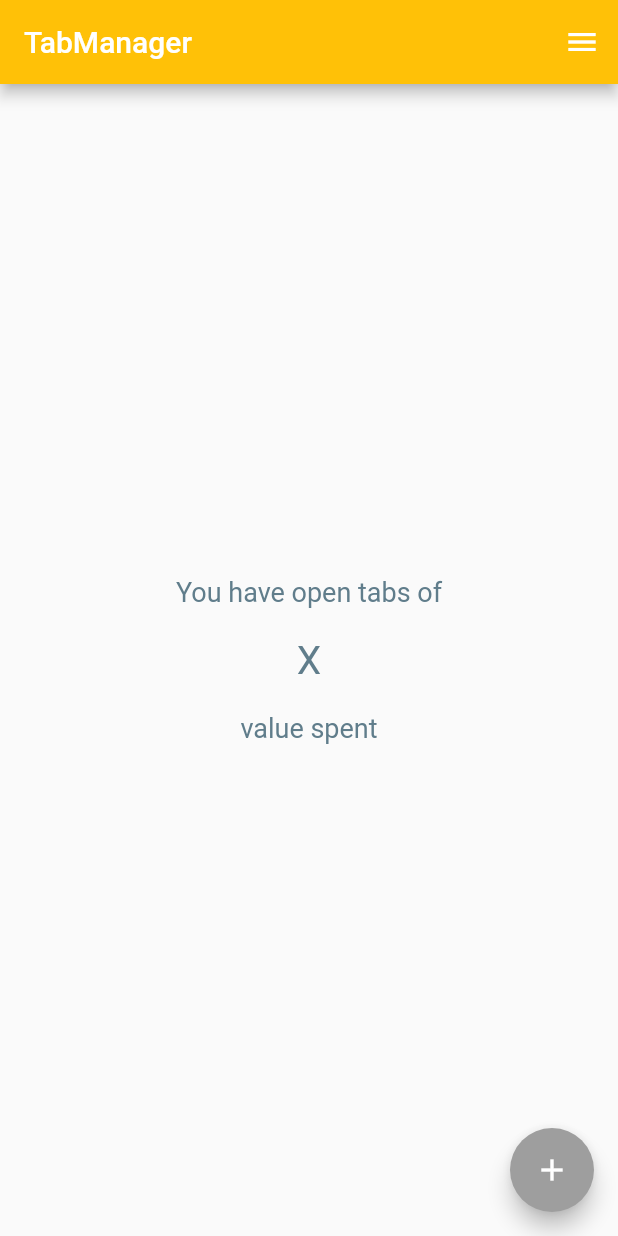
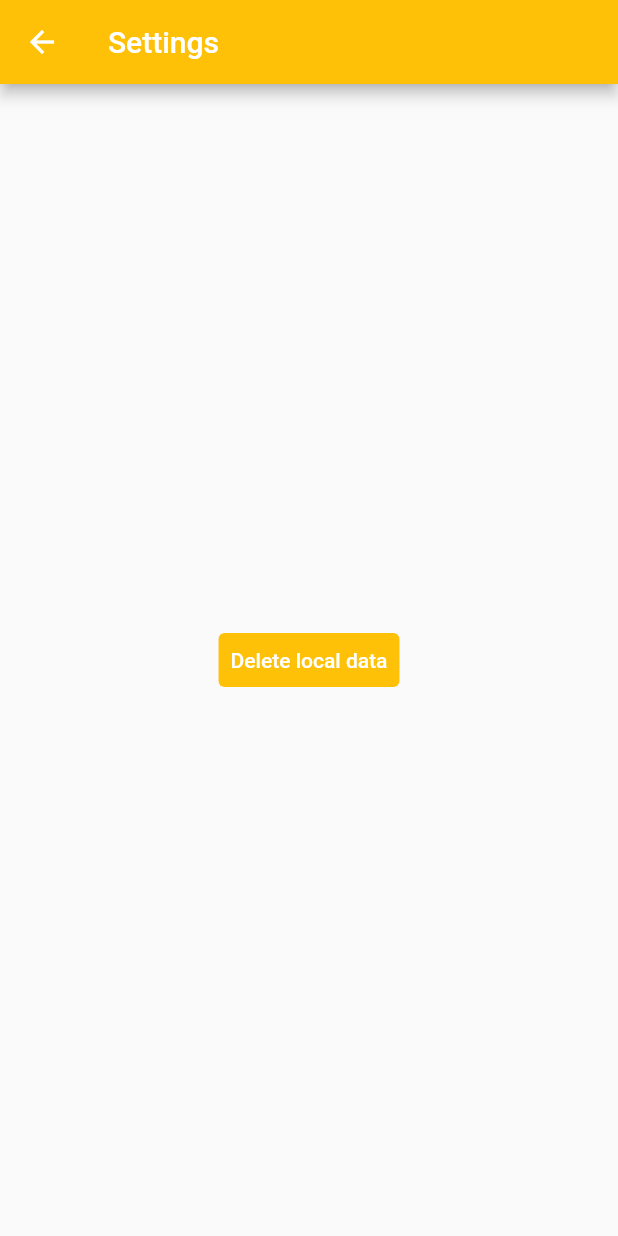
Before and after one commit to Mikopet/tab_manager, a Flutter app: the screen it shows after launch, after a tap on the "menu" icon, after a tap on "Settings", on a phone screen of 412 x 824 dp. Run offline on Flutter 3.47's test engine with Material 2 defaults, Android fonts, the phone set to English and light mode, and no system bars; missing offline and left inert: amplify_core, amplify_datastore, amplify_flutter; Roboto replaces fonts that are missing (Corben).

Commit message:
add settings page

```diff
--- a/lib/src/app.dart
+++ b/lib/src/app.dart
@@ -48,8 +48,6 @@ class AppState extends State<TabManager> {
     } on AmplifyAlreadyConfiguredException {
       print("Tried to reconfigure Amplify...");
     }
-    // TODO: put this under a button inside a settings menu
-    Amplify.DataStore.clear();
   }
 
   @override
--- a/lib/src/components/drawer.dart
+++ b/lib/src/components/drawer.dart
@@ -1,7 +1,8 @@
 import 'package:flutter/material.dart';
 
+import 'package:tab_manager/src/components/connection_indicator.dart';
 import 'package:tab_manager/src/pages/events_page.dart';
-import 'package:tab_manager/src/components/connection_indicator.dart';
+import 'package:tab_manager/src/pages/settings_page.dart';
 
 class NavDrawer extends StatelessWidget {
   const NavDrawer({Key? key}) : super(key: key);
@@ -47,7 +48,7 @@ class NavDrawer extends StatelessWidget {
           ListTile(
             leading: const Icon(Icons.settings_rounded),
             title: const Text('Settings'),
-            onTap: () => {Navigator.of(context).pop()},
+            onTap: () => _navigateTo(context, const SettingsPage()),
           ),
           ListTile(
             leading: const Icon(Icons.exit_to_app_rounded),
--- /dev/null
+++ b/lib/src/pages/settings_page.dart
@@ -0,0 +1,25 @@
+import 'package:amplify_flutter/amplify_flutter.dart';
+import 'package:flutter/material.dart';
+
+class SettingsPage extends StatefulWidget {
+  const SettingsPage({Key? key}) : super(key: key);
+
+  @override
+  State<SettingsPage> createState() => _SettingsPageState();
+}
+
+class _SettingsPageState extends State<SettingsPage> {
+  @override
+  Widget build(BuildContext context) {
+    return Scaffold(
+      appBar: AppBar(title: const Text('Settings')),
+      body: Center(
+          child: TextButton(
+        onPressed: () {
+          Amplify.DataStore.clear();
+        },
+        child: const Text('Delete local data'),
+      )),
+    );
+  }
+}
```
